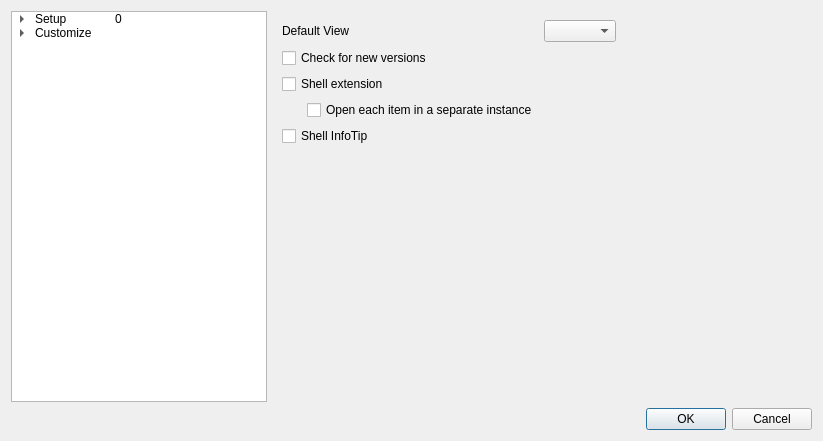
Before: the Qt Designer form Source/GUI/Qt/prefs.ui in MediaArea/MediaInfo, drawn with Qt 5.
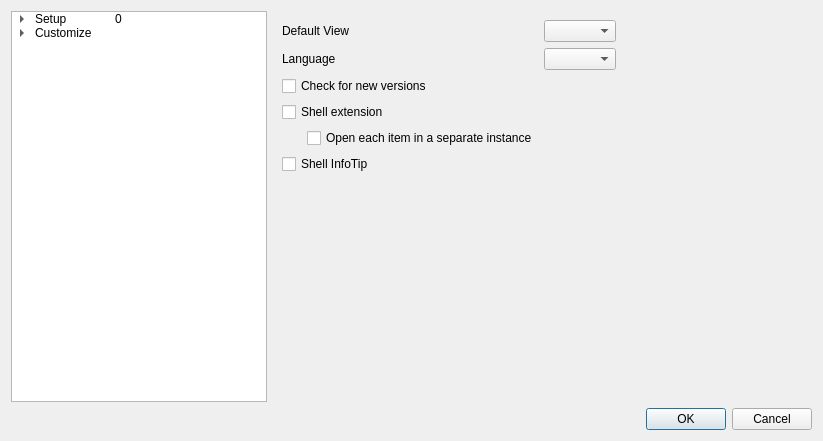
After: the same form once the commit is applied.

```diff
--- a/Source/GUI/Qt/prefs.ui
+++ b/Source/GUI/Qt/prefs.ui
@@ -120,17 +120,7 @@
          <property name="sizeConstraint">
           <enum>QLayout::SizeConstraint::SetFixedSize</enum>
          </property>
-         <item row="0" column="1">
-          <widget class="QComboBox" name="comboBox_defaultview">
-           <property name="sizePolicy">
-            <sizepolicy hsizetype="Minimum" vsizetype="Fixed">
-             <horstretch>0</horstretch>
-             <verstretch>0</verstretch>
-            </sizepolicy>
-           </property>
-          </widget>
-         </item>
-         <item row="3" column="0">
+         <item row="4" column="0">
           <layout class="QHBoxLayout" name="horizontalLayout_4">
            <property name="leftMargin">
             <number>25</number>
@@ -144,20 +134,27 @@
            </item>
           </layout>
          </item>
-         <item row="4" column="0">
+         <item row="5" column="0">
           <widget class="QCheckBox" name="shellInfoTip">
            <property name="text">
             <string>Shell InfoTip</string>
            </property>
           </widget>
          </item>
-         <item row="2" column="0">
+         <item row="3" column="0">
           <widget class="QCheckBox" name="shellExtension">
            <property name="text">
             <string>Shell extension</string>
            </property>
           </widget>
          </item>
+         <item row="2" column="0">
+          <widget class="QCheckBox" name="checkForNewVersion">
+           <property name="text">
+            <string>Check for new versions</string>
+           </property>
+          </widget>
+         </item>
          <item row="0" column="0">
           <widget class="QLabel" name="label_2">
            <property name="text">
@@ -165,14 +162,17 @@
            </property>
           </widget>
          </item>
-         <item row="1" column="0">
-          <widget class="QCheckBox" name="checkForNewVersion">
-           <property name="text">
-            <string>Check for new versions</string>
+         <item row="0" column="1">
+          <widget class="QComboBox" name="comboBox_defaultview">
+           <property name="sizePolicy">
+            <sizepolicy hsizetype="Minimum" vsizetype="Fixed">
+             <horstretch>0</horstretch>
+             <verstretch>0</verstretch>
+            </sizepolicy>
            </property>
           </widget>
          </item>
-         <item row="5" column="0">
+         <item row="6" column="0">
           <spacer name="verticalSpacer_5">
            <property name="orientation">
             <enum>Qt::Orientation::Vertical</enum>
@@ -185,6 +185,16 @@
            </property>
           </spacer>
          </item>
+         <item row="1" column="0">
+          <widget class="QLabel" name="label">
+           <property name="text">
+            <string>Language</string>
+           </property>
+          </widget>
+         </item>
+         <item row="1" column="1">
+          <widget class="QComboBox" name="comboBox_language"/>
+         </item>
         </layout>
        </widget>
        <widget class="QWidget" name="Advanced">
```
